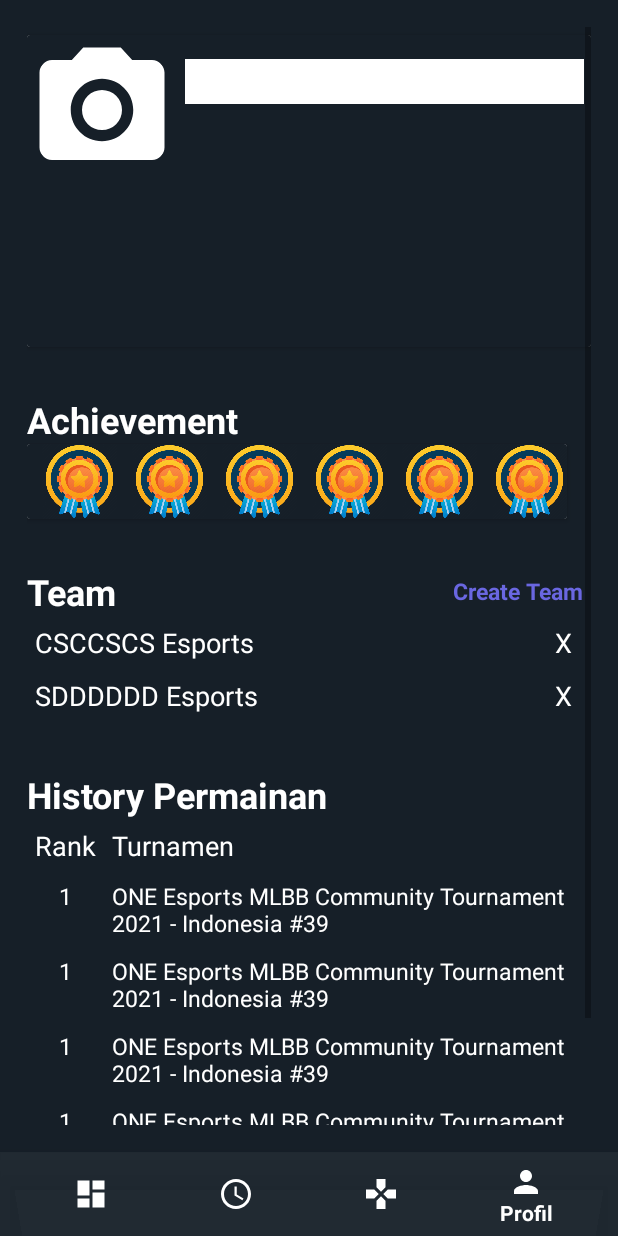
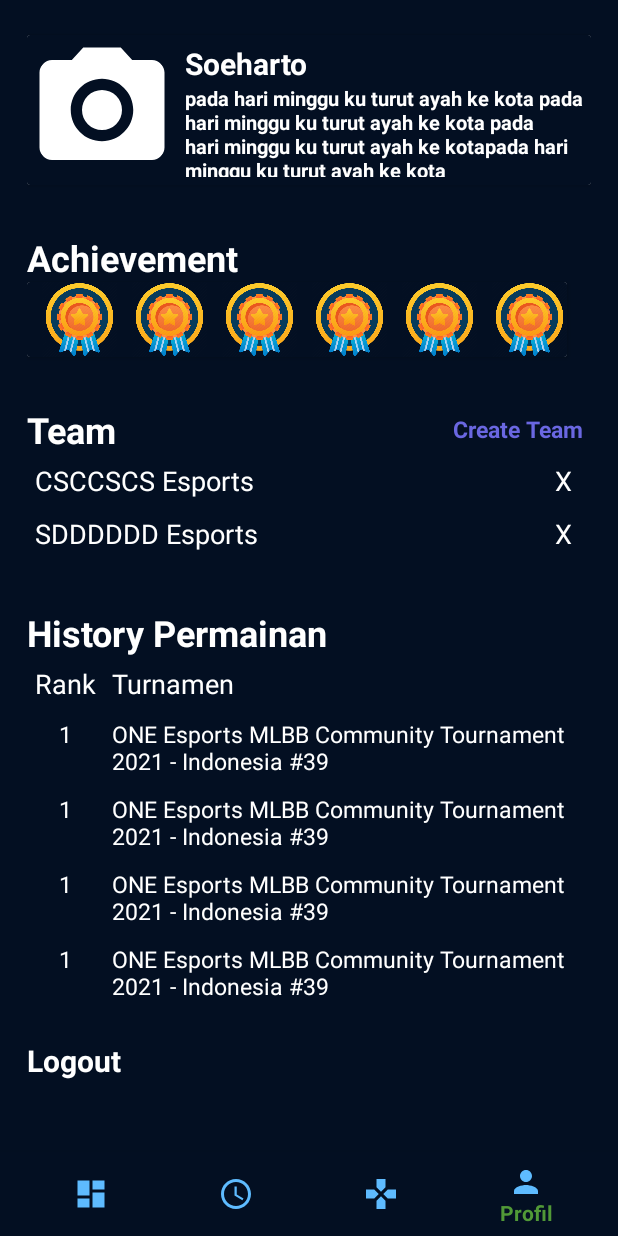
Before and after one commit to Mamo09/ProyekmobileME, an Android app: the Home screen opened directly, with no data from a screen before it, item 4 of the bottom bar chosen, on a phone screen of 412 x 824 dp. Run offline under Robolectric (Android 15) with nearby library versions, the phone set to English and light mode, and no system bars; our stand-ins replace CircleImageView, Firebase (no records; nobody signed in at launch, a user with empty details on screens opened directly).

Commit message:
Update 21:42

```diff
--- a/app/src/main/java/com/example/tugasproyek/fragments/OverviewDetailTurnamenFragment.kt
+++ b/app/src/main/java/com/example/tugasproyek/fragments/OverviewDetailTurnamenFragment.kt
@@ -39,7 +39,6 @@
     ): View? {
         // Inflate the layout for this fragment
         val view = inflater.inflate(R.layout.fragment_overview_detail_turnamen, container, false)
-
         view.btnBergabung.setOnClickListener {
             startActivity(Intent(activity,JoinTurnamen::class.java))
         }
--- a/app/src/main/res/drawable/custom_edittext.xml
+++ b/app/src/main/res/drawable/custom_edittext.xml
@@ -9,7 +9,7 @@
     </item>
     <item android:state_enabled="true" >
         <shape android:shape="rectangle">
-            <solid android:color="#1B2835"/>
+            <solid android:color="#041C32"/>
             <corners android:radius="10dp"/>
             <stroke android:color="#CC000000" android:width="1dp"/>
         </shape>
--- a/app/src/main/res/layout/activity_home.xml
+++ b/app/src/main/res/layout/activity_home.xml
@@ -16,9 +16,9 @@
         app:layout_constraintLeft_toLeftOf="parent"
         app:layout_constraintRight_toRightOf="parent"
         app:menu="@menu/menu"
-        android:background="#F2161F28"
-        app:itemTextColor="#fff"
-        app:itemIconTint="#fff"/>
+        android:background="#030f22"
+        app:itemTextColor="#519937"
+        app:itemIconTint="#5ebbff"/>
 
 
 
--- a/app/src/main/res/layout/fragment_bayar.xml
+++ b/app/src/main/res/layout/fragment_bayar.xml
@@ -3,7 +3,7 @@
     xmlns:tools="http://schemas.android.com/tools"
     android:layout_width="match_parent"
     android:layout_height="match_parent"
-    android:background="#161F28"
+    android:background="#030f22"
     xmlns:app="http://schemas.android.com/apk/res-auto"
     tools:context=".join_turnamen.BayarFragment">
 
@@ -49,7 +49,7 @@
             android:layout_width="wrap_content"
             android:layout_height="wrap_content"
             android:text="1. Tim  "
-            android:background="@drawable/stroke"
+            android:background="@drawable/btn_def"
             android:padding="15dp"
             android:layout_margin="10dp"
 
@@ -71,7 +71,7 @@
             android:text="3. Selesai"
             android:padding="15dp"
             android:layout_margin="10dp"
-            android:background="@drawable/stroke"
+            android:background="@drawable/btn_def"
             android:textColor="@color/white" />
 
 
--- a/app/src/main/res/layout/fragment_nama_pemain.xml
+++ b/app/src/main/res/layout/fragment_nama_pemain.xml
@@ -4,7 +4,7 @@
     xmlns:tools="http://schemas.android.com/tools"
     android:layout_width="match_parent"
     android:layout_height="match_parent"
-    android:background="#161F28"
+    android:background="#030f22"
     tools:context=".create_team.NamaPemainFragment">
 
     <TextView
--- a/app/src/main/res/layout/fragment_overview_detail_turnamen.xml
+++ b/app/src/main/res/layout/fragment_overview_detail_turnamen.xml
@@ -5,7 +5,7 @@
     android:layout_width="match_parent"
     android:layout_height="wrap_content"
     android:padding="10dp"
-    android:background="#161F28"
+    android:background="#030f22"
     tools:context=".fragments.OverviewDetailTurnamenFragment">
 
     <!-- TODO: Update blank fragment layout -->
--- a/app/src/main/res/layout/fragment_profil.xml
+++ b/app/src/main/res/layout/fragment_profil.xml
@@ -3,7 +3,7 @@
     xmlns:tools="http://schemas.android.com/tools"
     android:layout_width="match_parent"
     android:layout_height="match_parent"
-    android:background="#161F28"
+    android:background="#030f22"
     android:padding="18dp"
     tools:context="com.example.tugasproyek.fragments.ProfilFragment">
 
@@ -44,7 +44,7 @@
                 <LinearLayout
                     android:layout_width="wrap_content"
                     android:layout_height="wrap_content"
-                    android:background="#161F28"
+                    android:background="#030f22"
                     android:orientation="horizontal">
 
 
@@ -55,38 +55,28 @@
                         android:src="@drawable/ic_camera" />
 
                     <LinearLayout
-                        android:layout_width="266dp"
-                        android:layout_height="197dp"
+                        android:layout_width="match_parent"
+                        android:layout_height="match_parent"
                         android:layout_margin="5dp"
                         android:orientation="vertical">
 
-                        <com.google.android.material.textfield.TextInputLayout
-                            android:layout_width="match_parent"
-                            android:layout_height="match_parent">
+                        <TextView
+                            android:layout_width="wrap_content"
+                            android:layout_height="wrap_content"
+                            android:text="Soeharto"
+                            android:textColor="#fff"
+                            android:textSize="20dp"
+                            android:textStyle="bold" />
 
-                            <com.google.android.material.textfield.TextInputEditText
-                                android:id="@+id/namaUser"
-                                android:layout_width="match_parent"
-                                android:layout_height="30dp"
-                                android:drawablePadding="2dp"
-                                tools:ignore="SpeakableTextPresentCheck"
-                                android:background="@color/white"/>
-                        </com.google.android.material.textfield.TextInputLayout>
+                        <TextView
+                            android:layout_width="wrap_content"
+                            android:layout_height="wrap_content"
+                            android:text="pada hari minggu ku turut ayah ke kota pada hari minggu ku turut ayah ke kota pada hari minggu ku turut ayah ke kotapada hari minggu ku turut ayah ke kota"
+                            android:textColor="#fff"
+                            android:textSize="13dp"
+                            android:textStyle="bold" />
 
-                        <com.google.android.material.textfield.TextInputLayout
-                            android:layout_width="match_parent"
-                            android:layout_height="match_parent">
-
-                            <com.google.android.material.textfield.TextInputEditText
-                                android:id="@+id/noHp"
-                                android:layout_width="match_parent"
-                                android:layout_height="30dp"
-                                android:drawablePadding="2dp"
-                                tools:ignore="SpeakableTextPresentCheck"
-                                android:background="@color/white"/>
-                        </com.google.android.material.textfield.TextInputLayout>
                     </LinearLayout>
-
 
 
                 </LinearLayout>
@@ -117,7 +107,7 @@
 
                     android:layout_width="match_parent"
                     android:layout_height="match_parent"
-                    android:background="#161F28"
+                    android:background="#030f22"
                     android:orientation="horizontal">
 
                     <ImageView
--- a/app/src/main/res/layout/fragment_result_detail_turnamen.xml
+++ b/app/src/main/res/layout/fragment_result_detail_turnamen.xml
@@ -4,7 +4,7 @@
     xmlns:tools="http://schemas.android.com/tools"
     android:layout_width="match_parent"
     android:layout_height="wrap_content"
-    android:background="#161F28"
+    android:background="#030f22"
     tools:context=".fragments.ResultDetailTurnamenFragment">
 
     <!-- TODO: Update blank fragment layout -->
--- a/app/src/main/res/layout/fragment_schedule.xml
+++ b/app/src/main/res/layout/fragment_schedule.xml
@@ -6,7 +6,7 @@
     android:focusableInTouchMode="true"
     android:focusable="true"
     tools:context="com.example.tugasproyek.fragments.TurnamenFragment"
-    android:background="#161F28">
+    android:background="#030f22">
 
     <!-- TODO: Update blank fragment layout -->
 
--- a/app/src/main/res/layout/fragment_tim.xml
+++ b/app/src/main/res/layout/fragment_tim.xml
@@ -3,7 +3,7 @@
     xmlns:tools="http://schemas.android.com/tools"
     android:layout_width="match_parent"
     android:layout_height="match_parent"
-    android:background="#161F28"
+    android:background="#030f22"
     xmlns:app="http://schemas.android.com/apk/res-auto"
     tools:context=".join_turnamen.TimFragment">
 
@@ -60,7 +60,7 @@
             android:text="2. Bayar"
             android:padding="15dp"
             android:layout_margin="10dp"
-            android:background="@drawable/stroke"
+            android:background="@drawable/btn_def"
             android:textColor="@color/white" />
         <TextView
             android:id="@+id/movePemain3"
@@ -69,7 +69,7 @@
             android:text="3. Selesai"
             android:padding="15dp"
             android:layout_margin="10dp"
-            android:background="@drawable/stroke"
+            android:background="@drawable/btn_def"
             android:textColor="@color/white" />
 
 
--- a/app/src/main/res/layout/fragment_turnamen.xml
+++ b/app/src/main/res/layout/fragment_turnamen.xml
@@ -6,7 +6,7 @@
     android:focusableInTouchMode="true"
     android:focusable="true"
     tools:context="com.example.tugasproyek.fragments.TurnamenFragment"
-    android:background="#161F28">
+    android:background="#030f22">
 
     <!-- TODO: Update blank fragment layout -->
 
--- a/app/src/main/res/layout/schedule_card_layout.xml
+++ b/app/src/main/res/layout/schedule_card_layout.xml
@@ -5,7 +5,7 @@
     android:layout_height="wrap_content"
     xmlns:app="http://schemas.android.com/apk/res-auto"
     android:id="@+id/card_view"
-    app:cardBackgroundColor="#1B2835"
+    app:cardBackgroundColor="#041C32"
     app:cardCornerRadius="10dp"
     android:padding="5dp"
     android:layout_marginBottom="5dp"
```
Also changed, not shown: app/src/main/res/layout/fragment_konfirmasi_pembayaran1.xml (+19 -20 lines), app/src/main/res/layout/fragment_konfirmasi_pembayaran2.xml (+17 -18 lines), app/src/main/res/layout/fragment_nama_tim.xml (+7 -10 lines), app/src/main/res/layout/fragment_posting.xml (+4 -4 lines), app/src/main/res/layout/fragment_selesai.xml (+20 -21 lines), app/src/main/res/layout/turnamen_card_layout.xml (+4 -3 lines), 2 other files.
